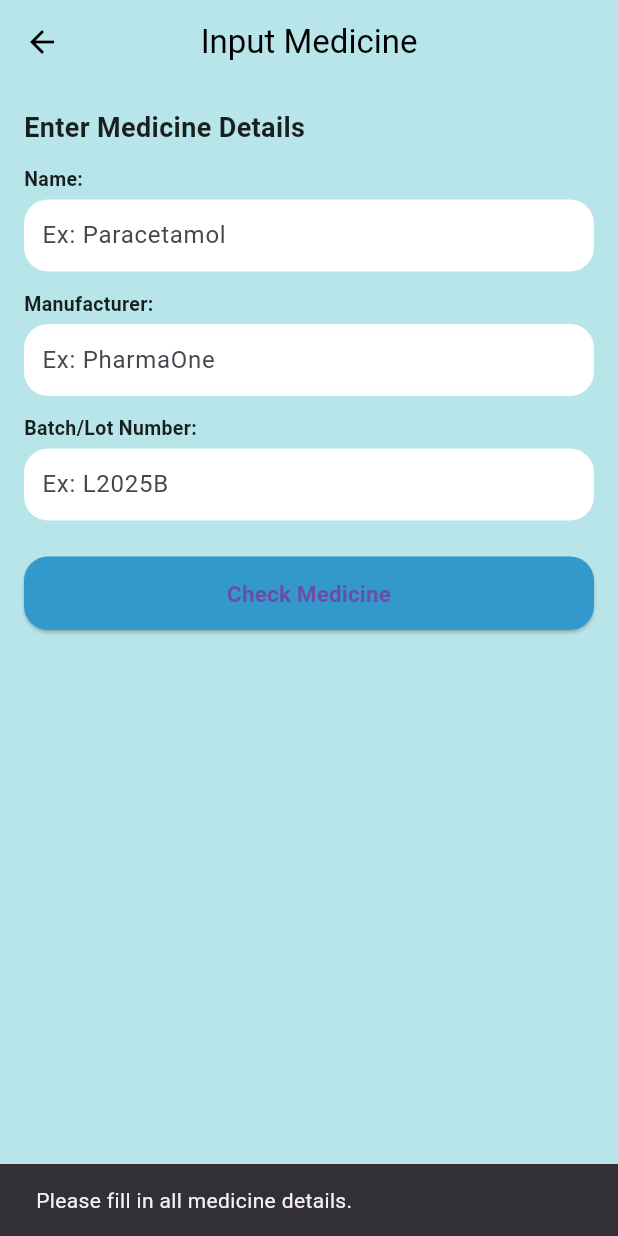
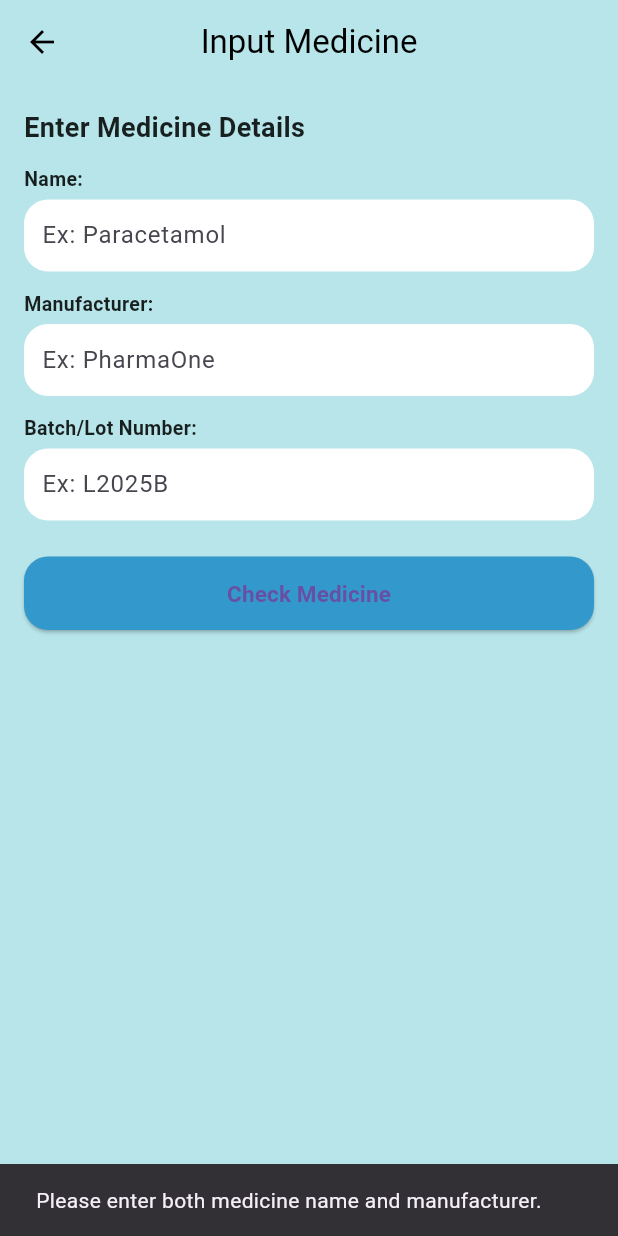
Before and after one commit to yssaarong/SE-QRx, a Flutter app: the InputMedicineScreen screen opened directly, after a tap on "Check Medicine", on a phone screen of 412 x 824 dp. Run offline on Flutter 3.47's test engine with Material 3 defaults, Android fonts, the phone set to English and light mode, and no system bars; our stand-ins replace flutter_tts; missing offline and left inert: mobile_scanner.

Commit message:
Added verify.php for handling medicine verification requests

```diff
--- /dev/null
+++ b/qrx_app/devtools_options.yaml
@@ -0,0 +1,3 @@
+description: This file stores settings for Dart & Flutter DevTools.
+documentation: https://docs.flutter.dev/tools/devtools/extensions#configure-extension-enablement-states
+extensions:
--- /dev/null
+++ b/qrx_app/lib/database_service.dart
@@ -0,0 +1,43 @@
+import 'dart:convert';
+import 'package:http/http.dart' as http;
+
+class DatabaseService {
+  static const String _baseUrl =
+      'http://192.168.254.102:80/verify.php'; // Your server URL
+
+  Future<Map<String, dynamic>> verifyMedicine(
+      String name, String manufacturer) async {
+    try {
+      // Check if either name or manufacturer is empty
+      if (name.isEmpty || manufacturer.isEmpty) {
+        print("Invalid Input: name or manufacturer is empty.");
+        throw Exception(
+            "Invalid Input: Both name and manufacturer are required.");
+      }
+
+      // Construct the URL with query parameters
+      final url = Uri.parse('$_baseUrl?name=$name&manufacturer=$manufacturer');
+
+      // Print request data
+      print("Sending request to $url");
+
+      final response = await http.get(url); // Change this to GET
+
+      // Print response status code and body for debugging
+      print("Response Status Code: ${response.statusCode}");
+      print("Response Body: ${response.body}");
+
+      if (response.statusCode == 200) {
+        final responseBody = jsonDecode(response.body);
+        print("Decoded Response: $responseBody");
+        return responseBody;
+      } else {
+        print("Error: Received non-200 status code: ${response.statusCode}");
+        throw Exception('Failed to load medicine data');
+      }
+    } catch (e) {
+      print("Error during HTTP request: $e");
+      rethrow;
+    }
+  }
+}
--- a/qrx_app/lib/input_medicine_screen.dart
+++ b/qrx_app/lib/input_medicine_screen.dart
@@ -1,6 +1,7 @@
 import 'package:flutter/material.dart';
 import 'medicine_details_screen.dart';
-import 'medicine_database.dart';
+import 'database_service.dart'; // Import the DatabaseService
+import 'translation_service.dart'; // Import the TranslationService
 
 class InputMedicineScreen extends StatefulWidget {
   const InputMedicineScreen({Key? key}) : super(key: key);
@@ -14,6 +15,9 @@ class _InputMedicineScreenState extends State<InputMedicineScreen> {
   final TextEditingController _manufacturerController = TextEditingController();
   final TextEditingController _batchController = TextEditingController();
 
+  String language =
+      "en"; // Default language, can be updated based on user choice
+
   @override
   void dispose() {
     _medicineController.dispose();
@@ -22,44 +26,68 @@ class _InputMedicineScreenState extends State<InputMedicineScreen> {
     super.dispose();
   }
 
-  void _checkAndNavigate() {
-    final name = _medicineController.text.trim();
-    final manufacturer = _manufacturerController.text.trim();
-    final batch = _batchController.text.trim();
+  // Method to translate text asynchronously
+  Future<String> translateText(String text) async {
+    try {
+      return await TranslationService().translate(text, language);
+    } catch (e) {
+      print('Translation failed: $e');
+      return text; // Return the original text if translation fails
+    }
+  }
 
-    if (name.isEmpty || manufacturer.isEmpty || batch.isEmpty) {
+  // Method to check medicine in the database and navigate
+  void _checkAndNavigate() async {
+    final name = _medicineController.text;
+    final manufacturer = _manufacturerController.text;
+    final batch = _batchController.text;
+
+    // Validate input fields
+    if (name.isEmpty || manufacturer.isEmpty) {
       ScaffoldMessenger.of(context).showSnackBar(
-        const SnackBar(content: Text('Please fill in all medicine details.')),
+        const SnackBar(
+            content: Text('Please enter both medicine name and manufacturer.')),
       );
       return;
     }
 
-    final match = medicineDatabase.firstWhere(
-      (m) =>
-          m['name']!.toLowerCase() == name.toLowerCase() &&
-          m['manufacturer']!.toLowerCase() == manufacturer.toLowerCase() &&
-          m['batch']!.toLowerCase() == batch.toLowerCase(),
-      orElse: () => {},
-    );
+    print(
+        "User Data - Name: $name, Manufacturer: $manufacturer, Batch: $batch");
 
-    if (match.isEmpty) {
+    try {
+      // Send request to the server
+      final result = await DatabaseService().verifyMedicine(name, manufacturer);
+      print("Medicine Check Result: $result");
+
+      // Check for the status in the response and handle accordingly
+      if (result.isEmpty || result['status'] == 'Invalid Input') {
         ScaffoldMessenger.of(context).showSnackBar(
-        const SnackBar(content: Text('Medicine not found in database.')),
+          const SnackBar(content: Text('Invalid input, please try again.')),
         );
         return;
       }
 
+      print("Navigating to MedicineDetailsScreen...");
+
+      // Ensure navigation is happening correctly
       Navigator.push(
         context,
         MaterialPageRoute(
           builder: (_) => MedicineDetailsScreen(
-          status: match['status']!,
-          name: match['name']!,
-          manufacturer: match['manufacturer']!,
-          batch: match['batch']!,
+            status: result['status'] ?? 'Unknown', // Default value if null
+            name: result['name'] ?? 'Unknown', // Default value if null
+            manufacturer:
+                result['manufacturer'] ?? 'Unknown', // Default value if null
+            batch: result['batch'] ?? 'Unknown', // Default value if null
           ),
         ),
       );
+    } catch (e) {
+      print("Error fetching data: $e");
+      ScaffoldMessenger.of(context).showSnackBar(
+        const SnackBar(content: Text('Error fetching data.')),
+      );
+    }
   }
 
   @override
--- a/qrx_app/lib/medicine_database.dart
+++ /dev/null
@@ -1,29 +0,0 @@
-final List<Map<String, String>> medicineDatabase = [
-  {
-    'name': 'Paracetamol',
-    'manufacturer': 'PharmaOne',
-    'batch': 'L2025B',
-    'status': 'Safe',
-  },
-  {
-    'name': 'Amoxicillin',
-    'manufacturer': 'HealthCorp',
-    'batch': 'AMX-101',
-    'status': 'Safe',
-  },
-  {
-    'name': 'FakeCure',
-    'manufacturer': 'Unknown',
-    'batch': 'FK-999',
-    'status': 'Counterfeit',
-  },
-];
-
-String verifyMedicine(String name) {
-  for (var med in medicineDatabase) {
-    if (med['name']!.toLowerCase() == name.toLowerCase()) {
-      return med['status']!;
-    }
-  }
-  return 'Not Found';
-}
--- a/qrx_app/lib/medicine_details_screen.dart
+++ b/qrx_app/lib/medicine_details_screen.dart
@@ -190,8 +190,7 @@ class _MedicineDetailsScreenState extends State<MedicineDetailsScreen> {
                               _expanded = !_expanded;
                             });
                           },
-                          child:
-                              Text(_expanded ? 'View Less' : 'View More'),
+                          child: Text(_expanded ? 'View Less' : 'View More'),
                         ),
                       ),
                   ],
--- a/qrx_app/lib/medicine_result_screen.dart
+++ b/qrx_app/lib/medicine_result_screen.dart
@@ -43,7 +43,6 @@ class MedicineResultScreen extends StatelessWidget {
             const SizedBox(height: 6),
             _resultBox(illnessName),
             const SizedBox(height: 16),
-
             const Text(
               'Symptoms:',
               style: TextStyle(fontWeight: FontWeight.w600),
@@ -51,7 +50,6 @@ class MedicineResultScreen extends StatelessWidget {
             const SizedBox(height: 6),
             _resultBox(symptoms),
             const SizedBox(height: 16),
-
             const Text(
               'Recommended Medicine:',
               style: TextStyle(fontWeight: FontWeight.w600),
@@ -59,7 +57,6 @@ class MedicineResultScreen extends StatelessWidget {
             const SizedBox(height: 6),
             _resultBox(recommended),
             const SizedBox(height: 16),
-
             const Text(
               'Alternatives:',
               style: TextStyle(fontWeight: FontWeight.w600),
--- a/qrx_app/pubspec.yaml
+++ b/qrx_app/pubspec.yaml
@@ -10,7 +10,8 @@ dependencies:
     sdk: flutter
   mobile_scanner: 5.1.1
   flutter_tts: ^3.8.5
-
+  http: ^1.6.0 # Added HTTP package for network requests
+  provider: ^6.1.3
 dev_dependencies:
   flutter_test:
     sdk: flutter
```
Also changed, not shown: qrx_app/lib/find_medicine_screen.dart (+41 -0 lines), qrx_app/lib/home_screen.dart (+14 -8 lines), qrx_app/lib/scan_screen.dart (+14 -13 lines), qrx_app/lib/translation_service.dart (added, +56 -0 lines), qrx_app/pubspec.lock, 2 other files. Lines whose indentation alone changed are shown as unchanged.
